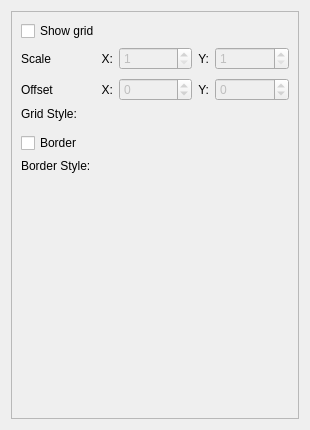
Qt form ui/uifiles/views/grid.ui (timofey260/RWE-Sharp) before a commit.
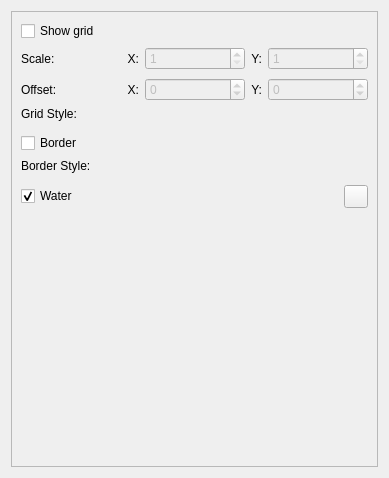
The same form after that commit. Custom widgets are drawn as their Qt base class.

Commit message: water level stuff

Diff of the .ui file:
```diff
--- a/ui/uifiles/views/grid.ui
+++ b/ui/uifiles/views/grid.ui
@@ -6,8 +6,8 @@
    <rect>
     <x>0</x>
     <y>0</y>
-    <width>310</width>
-    <height>430</height>
+    <width>389</width>
+    <height>478</height>
    </rect>
   </property>
   <property name="windowTitle">
@@ -24,8 +24,8 @@
        <rect>
         <x>0</x>
         <y>0</y>
-        <width>290</width>
-        <height>410</height>
+        <width>373</width>
+        <height>462</height>
        </rect>
       </property>
       <layout class="QVBoxLayout" name="verticalLayout_2">
@@ -140,14 +140,14 @@
          <item row="1" column="0">
           <widget class="QLabel" name="label_2">
            <property name="text">
-            <string>Scale</string>
+            <string>Scale:</string>
            </property>
           </widget>
          </item>
          <item row="2" column="0">
           <widget class="QLabel" name="label">
            <property name="text">
-            <string>Offset</string>
+            <string>Offset:</string>
            </property>
           </widget>
          </item>
@@ -212,6 +212,27 @@
        <item>
         <widget class="PenPicker" name="BorderColor" native="true"/>
        </item>
+       <item>
+        <layout class="QHBoxLayout" name="horizontalLayout">
+         <item>
+          <widget class="QCheckBox" name="Water">
+           <property name="text">
+            <string>Water</string>
+           </property>
+           <property name="checked">
+            <bool>true</bool>
+           </property>
+          </widget>
+         </item>
+         <item>
+          <widget class="ColorPicker" name="WaterColor">
+           <property name="text">
+            <string/>
+           </property>
+          </widget>
+         </item>
+        </layout>
+       </item>
        <item>
         <spacer name="verticalSpacer">
          <property name="orientation">
@@ -238,6 +259,11 @@
    <header>RWESharpWidgets.h</header>
    <container>1</container>
   </customwidget>
+  <customwidget>
+   <class>ColorPicker</class>
+   <extends>QToolButton</extends>
+   <header>RWESharpWidgets.h</header>
+  </customwidget>
  </customwidgets>
  <resources/>
  <connections>
```
Left out of the diff: 34 changed lines with no effect on the pictures. The commit also changes 10 other files.
